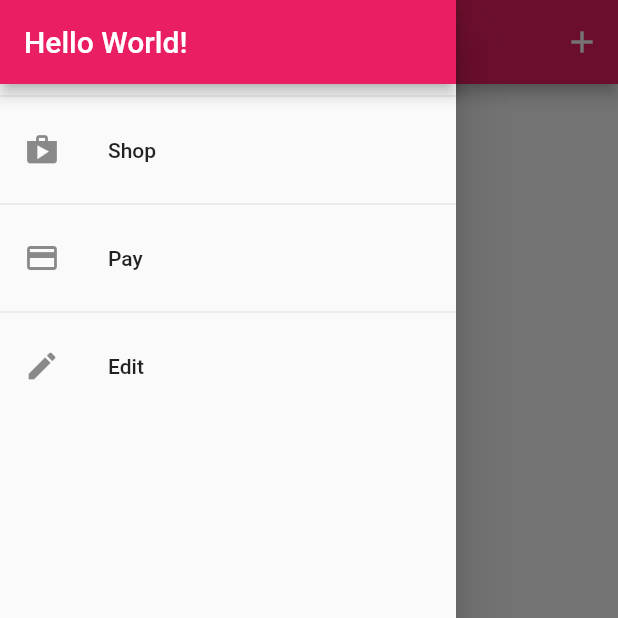
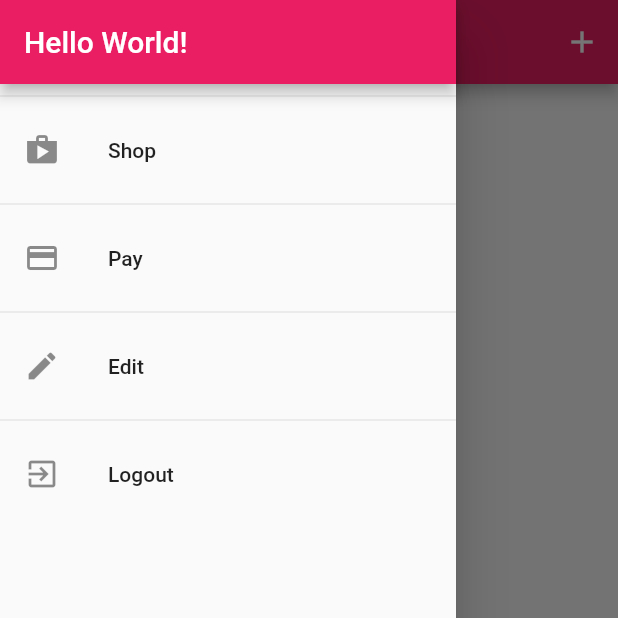
Before and after one commit to danieltyx/flutter_apps, a Flutter app: the UserProductScreen screen opened by its route, with the side drawer open, on a phone screen of 412 x 824 dp, the top half of it. Run offline on Flutter 3.47's test engine with Material 2 defaults, Android fonts, the phone set to English and light mode, and no system bars; network calls fail.

Commit message:
276 (null error)

```diff
--- a/shopapp/lib/main.dart
+++ b/shopapp/lib/main.dart
@@ -32,9 +32,9 @@ class MyApp extends StatelessWidget {
                 Products(auth.token!, auth.userID, previousProducts!.items),
           ),
           ChangeNotifierProxyProvider<Auth, Orders>(
-            create: (context) => Orders("", []),
+            create: (context) => Orders("", "", []),
             update: (context, auth, previousProducts) =>
-                Orders(auth.token!, previousProducts!.orders),
+                Orders(auth.token!, auth.userID, previousProducts!.orders),
           ),
           //   ChangeNotifierProvider(create: (ctx) => Products()),
           ChangeNotifierProvider(create: (ctx) => Cart()),
--- a/shopapp/lib/providers/orders.dart
+++ b/shopapp/lib/providers/orders.dart
@@ -21,8 +21,8 @@ class OrderItem {
 class Orders with ChangeNotifier {
   List<OrderItem> _orders = [];
   final String authToken;
-
-  Orders(this.authToken, this._orders);
+  final String userId;
+  Orders(this.authToken, this.userId, this._orders);
 
   List<OrderItem> get orders {
     return [..._orders];
@@ -30,7 +30,7 @@ class Orders with ChangeNotifier {
 
   Future<void> fetchAndSetOrders() async {
     final url = Uri.parse(
-        'https://flutter-update-a4320-default-rtdb.firebaseio.com/orders.json?auth=$authToken');
+        'https://flutter-update-a4320-default-rtdb.firebaseio.com/orders/$userId.json?auth=$authToken');
     final response = await http.get(url);
     final List<OrderItem> loadedOrders = [];
     final extractedData = json.decode(response.body) as Map<String, dynamic>;
@@ -62,7 +62,7 @@ class Orders with ChangeNotifier {
 
   Future<void> addOrder(List<CartItem> cartProducts, double total) async {
     final url = Uri.parse(
-        'https://flutter-update-a4320-default-rtdb.firebaseio.com/orders.json?auth=$authToken');
+        'https://flutter-update-a4320-default-rtdb.firebaseio.com/orders/$userId.json?auth=$authToken');
     final timestamp = DateTime.now();
     final response = await http.post(
       url,
--- a/shopapp/lib/widgets/app_drawer.dart
+++ b/shopapp/lib/widgets/app_drawer.dart
@@ -1,6 +1,8 @@
 import 'package:flutter/material.dart';
 import 'package:flutter/src/widgets/container.dart';
 import 'package:flutter/src/widgets/framework.dart';
+import 'package:provider/provider.dart';
+import 'package:shopapp/providers/auth.dart';
 import 'package:shopapp/screens/orders_screen.dart';
 import 'package:shopapp/screens/user_products_screen.dart';
 
@@ -41,6 +43,15 @@ class AppDrawer extends StatelessWidget {
               Navigator.of(context)
                   .pushReplacementNamed(UserProductScreen.routeName);
             },
+          ),
+          Divider(),
+          ListTile(
+            leading: Icon(Icons.exit_to_app),
+            title: Text('Logout'),
+            onTap: () {
+              Navigator.of(context).pop();
+              Provider.of<Auth>(context, listen: false).logout();
+            },
           )
         ],
       ),
```
Also changed, not shown: shopapp/lib/providers/auth.dart (+7 -0 lines).
